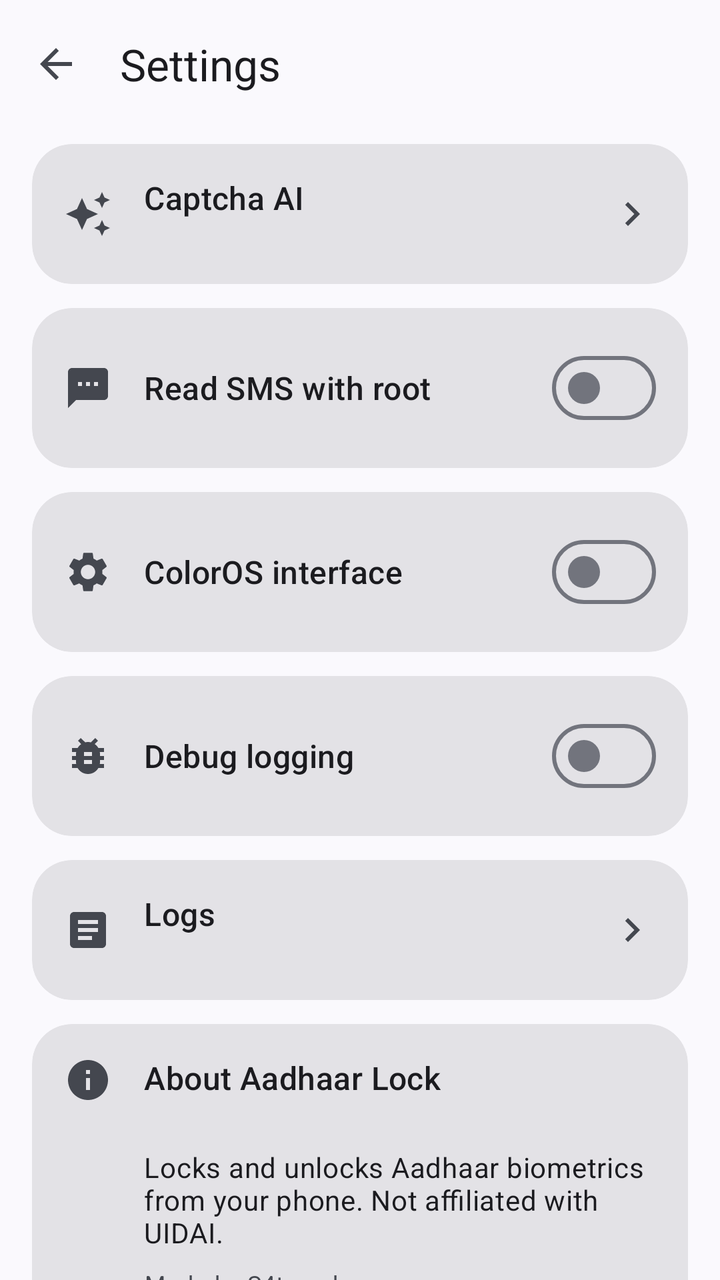
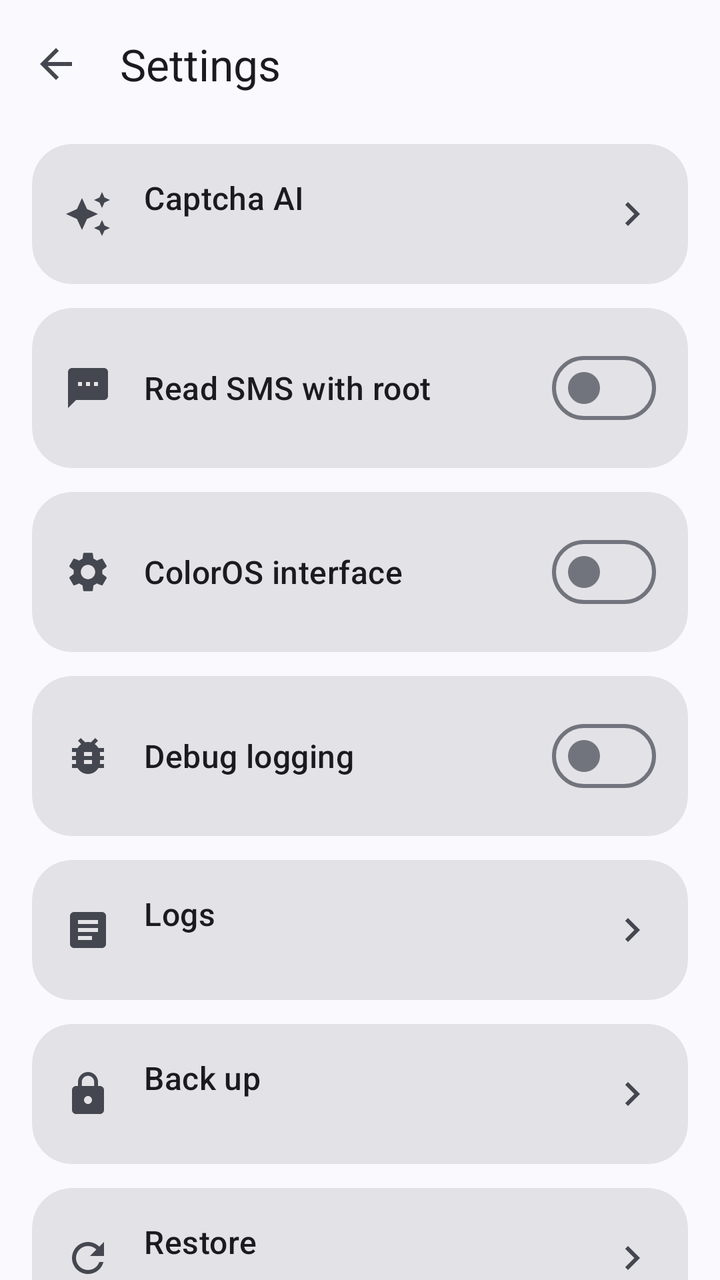

Screens rendered from an Android XML layout before and after an edit, with the pre-edit source and the edit as a unified diff.
<!-- AndroidManifest.xml: application theme Theme.AadhaarLock -->
<!-- res/layout/activity_settings.xml -->
<?xml version="1.0" encoding="utf-8"?>
<LinearLayout xmlns:android="http://schemas.android.com/apk/res/android"
    xmlns:app="http://schemas.android.com/apk/res-auto"
    android:id="@+id/root"
    android:layout_width="match_parent"
    android:layout_height="match_parent"
    android:background="?attr/colorSurface"
    android:orientation="vertical">

    <com.google.android.material.appbar.MaterialToolbar
        android:id="@+id/toolbar"
        android:layout_width="match_parent"
        android:layout_height="?attr/actionBarSize"
        app:navigationIcon="@drawable/ic_back"
        app:navigationContentDescription="Back"
        app:title="Settings" />

    <androidx.core.widget.NestedScrollView
        android:layout_width="match_parent"
        android:layout_height="0dp"
        android:layout_weight="1">

    <LinearLayout
        android:layout_width="match_parent"
        android:layout_height="wrap_content"
        android:orientation="vertical"
        android:paddingHorizontal="16dp"
        android:paddingTop="8dp"
        android:paddingBottom="16dp">

        <com.google.android.material.card.MaterialCardView
            android:id="@+id/aiRow"
            style="@style/Widget.AadhaarLock.Card"
            android:layout_width="match_parent"
            android:layout_height="wrap_content"
            android:clickable="true"
            android:focusable="true">

            <LinearLayout
                android:layout_width="match_parent"
                android:layout_height="wrap_content"
                android:gravity="center_vertical"
                android:orientation="horizontal">

                <ImageView
                    android:layout_width="24dp"
                    android:layout_height="24dp"
                    android:layout_marginEnd="16dp"
                    android:importantForAccessibility="no"
                    android:src="@drawable/ic_ai" />

                <LinearLayout
                    android:layout_width="0dp"
                    android:layout_height="wrap_content"
                    android:layout_weight="1"
                    android:orientation="vertical">

                    <TextView
                        android:layout_width="match_parent"
                        android:layout_height="wrap_content"
                        android:text="Captcha AI"
                        android:textAppearance="?attr/textAppearanceTitleMedium" />

                    <TextView
                        android:id="@+id/aiSummary"
                        android:layout_width="match_parent"
                        android:layout_height="wrap_content"
                        android:textAppearance="?attr/textAppearanceBodySmall" />
                </LinearLayout>

                <ImageView
                    android:layout_width="24dp"
                    android:layout_height="24dp"
                    android:importantForAccessibility="no"
                    android:src="@drawable/ic_chevron" />
            </LinearLayout>
        </com.google.android.material.card.MaterialCardView>

        <com.google.android.material.card.MaterialCardView
            android:id="@+id/rootRow"
            style="@style/Widget.AadhaarLock.Card"
            android:layout_width="match_parent"
            android:layout_height="wrap_content"
            android:clickable="true"
            android:focusable="true">

            <LinearLayout
                android:layout_width="match_parent"
                android:layout_height="wrap_content"
                android:gravity="center_vertical"
                android:orientation="horizontal">

                <ImageView
                    android:layout_width="24dp"
                    android:layout_height="24dp"
                    android:layout_marginEnd="16dp"
                    android:importantForAccessibility="no"
                    android:src="@drawable/ic_sms" />

                <TextView
                    android:layout_width="0dp"
                    android:layout_height="wrap_content"
                    android:layout_marginEnd="16dp"
                    android:layout_weight="1"
                    android:text="Read SMS with root"
                    android:textAppearance="?attr/textAppearanceTitleMedium" />

                <com.google.android.material.materialswitch.MaterialSwitch
                    android:id="@+id/rootSwitch"
                    android:layout_width="wrap_content"
                    android:layout_height="wrap_content"
                    android:contentDescription="Read SMS with root" />
            </LinearLayout>
        </com.google.android.material.card.MaterialCardView>

        <com.google.android.material.card.MaterialCardView
            android:id="@+id/uiRow"
            style="@style/Widget.AadhaarLock.Card"
            android:layout_width="match_parent"
            android:layout_height="wrap_content"
            android:clickable="true"
            android:focusable="true">

            <LinearLayout
                android:layout_width="match_parent"
                android:layout_height="wrap_content"
                android:gravity="center_vertical"
                android:orientation="horizontal">

                <ImageView
                    android:layout_width="24dp"
                    android:layout_height="24dp"
                    android:layout_marginEnd="16dp"
                    android:importantForAccessibility="no"
                    android:src="@drawable/ic_settings" />

                <TextView
                    android:layout_width="0dp"
                    android:layout_height="wrap_content"
                    android:layout_marginEnd="16dp"
                    android:layout_weight="1"
                    android:text="ColorOS interface"
                    android:textAppearance="?attr/textAppearanceTitleMedium" />

                <com.google.android.material.materialswitch.MaterialSwitch
                    android:id="@+id/uiSwitch"
                    android:layout_width="wrap_content"
                    android:layout_height="wrap_content"
                    android:contentDescription="ColorOS interface" />
            </LinearLayout>
        </com.google.android.material.card.MaterialCardView>

            <com.google.android.material.card.MaterialCardView
            android:id="@+id/logRow"
            style="@style/Widget.AadhaarLock.Card"
            android:layout_width="match_parent"
            android:layout_height="wrap_content"
            android:clickable="true"
            android:focusable="true">

            <LinearLayout
                android:layout_width="match_parent"
                android:layout_height="wrap_content"
                android:gravity="center_vertical"
                android:orientation="horizontal">

                <ImageView
                    android:layout_width="24dp"
                    android:layout_height="24dp"
                    android:layout_marginEnd="16dp"
                    android:importantForAccessibility="no"
                    android:src="@drawable/ic_bug" />

                <TextView
                    android:layout_width="0dp"
                    android:layout_height="wrap_content"
                    android:layout_marginEnd="16dp"
                    android:layout_weight="1"
                    android:text="Debug logging"
                    android:textAppearance="?attr/textAppearanceTitleMedium" />

                <com.google.android.material.materialswitch.MaterialSwitch
                    android:id="@+id/logSwitch"
                    android:layout_width="wrap_content"
                    android:layout_height="wrap_content"
                    android:contentDescription="Debug logging" />
            </LinearLayout>
        </com.google.android.material.card.MaterialCardView>

        <com.google.android.material.card.MaterialCardView
            android:id="@+id/logsRow"
            style="@style/Widget.AadhaarLock.Card"
            android:layout_width="match_parent"
            android:layout_height="wrap_content"
            android:clickable="true"
            android:focusable="true">

            <LinearLayout
                android:layout_width="match_parent"
                android:layout_height="wrap_content"
                android:gravity="center_vertical"
                android:orientation="horizontal">

                <ImageView
                    android:layout_width="24dp"
                    android:layout_height="24dp"
                    android:layout_marginEnd="16dp"
                    android:importantForAccessibility="no"
                    android:src="@drawable/ic_logs" />

                <LinearLayout
                    android:layout_width="0dp"
                    android:layout_height="wrap_content"
                    android:layout_weight="1"
                    android:orientation="vertical">

                    <TextView
                        android:layout_width="match_parent"
                        android:layout_height="wrap_content"
                        android:text="Logs"
                        android:textAppearance="?attr/textAppearanceTitleMedium" />

                    <TextView
                        android:id="@+id/logsSummary"
                        android:layout_width="match_parent"
                        android:layout_height="wrap_content"
                        android:textAppearance="?attr/textAppearanceBodySmall" />
                </LinearLayout>

                <ImageView
                    android:layout_width="24dp"
                    android:layout_height="24dp"
                    android:importantForAccessibility="no"
                    android:src="@drawable/ic_chevron" />
            </LinearLayout>
        </com.google.android.material.card.MaterialCardView>

        <com.google.android.material.card.MaterialCardView
            style="@style/Widget.AadhaarLock.Card"
            android:layout_width="match_parent"
            android:layout_height="wrap_content">

            <LinearLayout
                android:layout_width="match_parent"
                android:layout_height="wrap_content"
                android:orientation="horizontal">

                <ImageView
                    android:layout_width="24dp"
                    android:layout_height="24dp"
                    android:layout_marginEnd="16dp"
                    android:importantForAccessibility="no"
                    android:src="@drawable/ic_info" />

                <LinearLayout
                    android:layout_width="0dp"
                    android:layout_height="wrap_content"
                    android:layout_weight="1"
                    android:orientation="vertical">

                    <TextView
                        android:layout_width="match_parent"
                        android:layout_height="wrap_content"
                        android:text="About Aadhaar Lock"
                        android:textAppearance="?attr/textAppearanceTitleMedium" />

                    <TextView
                        android:id="@+id/aboutVersion"
                        android:layout_width="match_parent"
                        android:layout_height="wrap_content"
                        android:textAppearance="?attr/textAppearanceBodySmall" />

                    <TextView
                        android:layout_width="match_parent"
                        android:layout_height="wrap_content"
                        android:layout_marginTop="8dp"
                        android:text="Locks and unlocks Aadhaar biometrics from your phone. Not affiliated with UIDAI."
                        android:textAppearance="?attr/textAppearanceBodyMedium" />

                    <TextView
                        android:layout_width="match_parent"
                        android:layout_height="wrap_content"
                        android:layout_marginTop="8dp"
                        android:text="Made by S4tyendra"
                        android:textAppearance="?attr/textAppearanceBodySmall" />

                    <com.google.android.material.button.MaterialButton
                        android:id="@+id/sourceBtn"
                        style="@style/Widget.Material3.Button.TextButton"
                        android:layout_width="wrap_content"
                        android:layout_height="wrap_content"
                        android:layout_marginStart="-12dp"
                        android:text="Source code" />
                </LinearLayout>
            </LinearLayout>
        </com.google.android.material.card.MaterialCardView>
    </LinearLayout>
    </androidx.core.widget.NestedScrollView>
</LinearLayout>
<!-- resources referenced by this layout -->
<resources>
  <!-- drawable ic_back (drawable) -->
  <vector xmlns:android="http://schemas.android.com/apk/res/android"
      android:width="24dp"
      android:height="24dp"
      android:viewportWidth="24"
      android:viewportHeight="24"
      android:tint="?attr/colorControlNormal">
      <path
          android:fillColor="@android:color/white"
          android:pathData="M20,11H7.83l5.59,-5.59L12,4l-8,8 8,8 1.41,-1.41L7.83,13H20v-2z" />
  </vector>
  <!-- drawable ic_chevron (drawable) -->
  <vector xmlns:android="http://schemas.android.com/apk/res/android"
      android:width="24dp"
      android:height="24dp"
      android:viewportWidth="24"
      android:viewportHeight="24"
      android:tint="?attr/colorControlNormal">
      <path
          android:fillColor="@android:color/white"
          android:pathData="M10,6L8.59,7.41 13.17,12l-4.58,4.59L10,18l6,-6z" />
  </vector>
  <!-- drawable ic_info (drawable) -->
  <vector xmlns:android="http://schemas.android.com/apk/res/android"
      android:width="24dp"
      android:height="24dp"
      android:viewportWidth="24"
      android:viewportHeight="24"
      android:tint="?attr/colorControlNormal">
      <path
          android:fillColor="@android:color/white"
          android:pathData="M12,2C6.48,2 2,6.48 2,12s4.48,10 10,10 10,-4.48 10,-10S17.52,2 12,2zM13,17h-2v-6h2V17zM13,9h-2V7h2V9z" />
  </vector>
  <!-- drawable ic_logs (drawable) -->
  <vector xmlns:android="http://schemas.android.com/apk/res/android"
      android:width="24dp"
      android:height="24dp"
      android:viewportWidth="24"
      android:viewportHeight="24"
      android:tint="?attr/colorControlNormal">
      <path
          android:fillColor="@android:color/white"
          android:pathData="M19,3H5C3.9,3 3,3.9 3,5v14c0,1.1 0.9,2 2,2h14c1.1,0 2,-0.9 2,-2V5C21,3.9 20.1,3 19,3zM14,17H7v-2h7V17zM17,13H7v-2h10V13zM17,9H7V7h10V9z" />
  </vector>
  <!-- drawable ic_sms (drawable) -->
  <vector xmlns:android="http://schemas.android.com/apk/res/android"
      android:width="24dp"
      android:height="24dp"
      android:viewportWidth="24"
      android:viewportHeight="24"
      android:tint="?attr/colorControlNormal">
      <path
          android:fillColor="@android:color/white"
          android:pathData="M20,2H4C2.9,2 2,2.9 2,4v18l4,-4h14c1.1,0 2,-0.9 2,-2V4C22,2.9 21.1,2 20,2zM9,11H7V9h2V11zM13,11h-2V9h2V11zM17,11h-2V9h2V11z" />
  </vector>
  <style name="Widget.AadhaarLock.Card" parent="Widget.Material3.CardView.Filled">
          <item name="android:layout_marginBottom">12dp</item>
          <item name="contentPadding">16dp</item>
          <item name="cardCornerRadius">20dp</item>
      </style>
  <style name="Theme.AadhaarLock" parent="Theme.Material3.DynamicColors.DayNight.NoActionBar" />
  <!-- unchanged entries left out for length: 3 -->
</resources>

<!-- the commit's change to res/layout/activity_settings.xml (unified diff, before → after) -->
@@ -235,6 +235,100 @@
             </LinearLayout>
         </com.google.android.material.card.MaterialCardView>
 
+            <com.google.android.material.card.MaterialCardView
+            android:id="@+id/backupRow"
+            style="@style/Widget.AadhaarLock.Card"
+            android:layout_width="match_parent"
+            android:layout_height="wrap_content"
+            android:clickable="true"
+            android:focusable="true">
+
+            <LinearLayout
+                android:layout_width="match_parent"
+                android:layout_height="wrap_content"
+                android:gravity="center_vertical"
+                android:orientation="horizontal">
+
+                <ImageView
+                    android:layout_width="24dp"
+                    android:layout_height="24dp"
+                    android:layout_marginEnd="16dp"
+                    android:importantForAccessibility="no"
+                    android:src="@drawable/ic_lock" />
+
+                <LinearLayout
+                    android:layout_width="0dp"
+                    android:layout_height="wrap_content"
+                    android:layout_weight="1"
+                    android:orientation="vertical">
+
+                    <TextView
+                        android:layout_width="match_parent"
+                        android:layout_height="wrap_content"
+                        android:text="Back up"
+                        android:textAppearance="?attr/textAppearanceTitleMedium" />
+
+                    <TextView
+                                                android:layout_width="match_parent"
+                        android:layout_height="wrap_content"
+                        android:textAppearance="?attr/textAppearanceBodySmall" />
+                </LinearLayout>
+
+                <ImageView
+                    android:layout_width="24dp"
+                    android:layout_height="24dp"
+                    android:importantForAccessibility="no"
+                    android:src="@drawable/ic_chevron" />
+            </LinearLayout>
+        </com.google.android.material.card.MaterialCardView>
+
+            <com.google.android.material.card.MaterialCardView
+            android:id="@+id/restoreRow"
+            style="@style/Widget.AadhaarLock.Card"
+            android:layout_width="match_parent"
+            android:layout_height="wrap_content"
+            android:clickable="true"
+            android:focusable="true">
+
+            <LinearLayout
+                android:layout_width="match_parent"
+                android:layout_height="wrap_content"
+                android:gravity="center_vertical"
+                android:orientation="horizontal">
+
+                <ImageView
+                    android:layout_width="24dp"
+                    android:layout_height="24dp"
+                    android:layout_marginEnd="16dp"
+                    android:importantForAccessibility="no"
+                    android:src="@drawable/ic_refresh" />
+
+                <LinearLayout
+                    android:layout_width="0dp"
+                    android:layout_height="wrap_content"
+                    android:layout_weight="1"
+                    android:orientation="vertical">
+
+                    <TextView
+                        android:layout_width="match_parent"
+                        android:layout_height="wrap_content"
+                        android:text="Restore"
+                        android:textAppearance="?attr/textAppearanceTitleMedium" />
+
+                    <TextView
+                                                android:layout_width="match_parent"
+                        android:layout_height="wrap_content"
+                        android:textAppearance="?attr/textAppearanceBodySmall" />
+                </LinearLayout>
+
+                <ImageView
+                    android:layout_width="24dp"
+                    android:layout_height="24dp"
+                    android:importantForAccessibility="no"
+                    android:src="@drawable/ic_chevron" />
+            </LinearLayout>
+        </com.google.android.material.card.MaterialCardView>
+
         <com.google.android.material.card.MaterialCardView
             style="@style/Widget.AadhaarLock.Card"
             android:layout_width="match_parent"
<!-- resource entries referenced after the edit -->
@@ -33,6 +33,17 @@
           android:fillColor="@android:color/white"
           android:pathData="M12,2C6.48,2 2,6.48 2,12s4.48,10 10,10 10,-4.48 10,-10S17.52,2 12,2zM13,17h-2v-6h2V17zM13,9h-2V7h2V9z" />
   </vector>
+  <!-- drawable ic_lock (drawable) -->
+  <vector xmlns:android="http://schemas.android.com/apk/res/android"
+      android:width="24dp"
+      android:height="24dp"
+      android:viewportWidth="24"
+      android:viewportHeight="24"
+      android:tint="?attr/colorControlNormal">
+      <path
+          android:fillColor="@android:color/white"
+          android:pathData="M18,8h-1V6c0,-2.76 -2.24,-5 -5,-5S7,3.24 7,6v2H6c-1.1,0 -2,0.9 -2,2v10c0,1.1 0.9,2 2,2h12c1.1,0 2,-0.9 2,-2V10C20,8.9 19.1,8 18,8zM12,17c-1.1,0 -2,-0.9 -2,-2s0.9,-2 2,-2s2,0.9 2,2S13.1,17 12,17zM15.1,8H8.9V6c0,-1.71 1.39,-3.1 3.1,-3.1s3.1,1.39 3.1,3.1V8z" />
+  </vector>
   <!-- drawable ic_logs (drawable) -->
   <vector xmlns:android="http://schemas.android.com/apk/res/android"
       android:width="24dp"
@@ -43,6 +54,17 @@
       <path
           android:fillColor="@android:color/white"
           android:pathData="M19,3H5C3.9,3 3,3.9 3,5v14c0,1.1 0.9,2 2,2h14c1.1,0 2,-0.9 2,-2V5C21,3.9 20.1,3 19,3zM14,17H7v-2h7V17zM17,13H7v-2h10V13zM17,9H7V7h10V9z" />
+  </vector>
+  <!-- drawable ic_refresh (drawable) -->
+  <vector xmlns:android="http://schemas.android.com/apk/res/android"
+      android:width="24dp"
+      android:height="24dp"
+      android:viewportWidth="24"
+      android:viewportHeight="24"
+      android:tint="?attr/colorControlNormal">
+      <path
+          android:fillColor="@android:color/white"
+          android:pathData="M17.65,6.35C16.2,4.9 14.21,4 12,4c-4.42,0 -7.99,3.58 -7.99,8s3.57,8 7.99,8c3.73,0 6.84,-2.55 7.73,-6h-2.08c-0.82,2.33 -3.04,4 -5.65,4 -3.31,0 -6,-2.69 -6,-6s2.69,-6 6,-6c1.66,0 3.14,0.69 4.22,1.78L13,11h7V4l-2.35,2.35z" />
   </vector>
   <!-- drawable ic_sms (drawable) -->
   <vector xmlns:android="http://schemas.android.com/apk/res/android"
